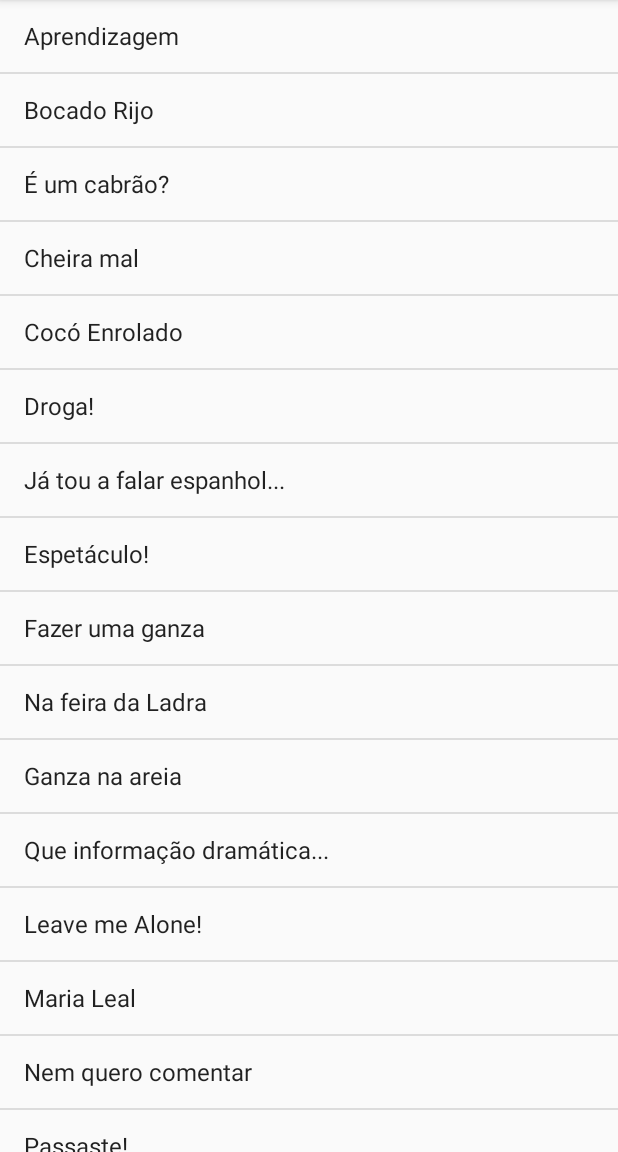
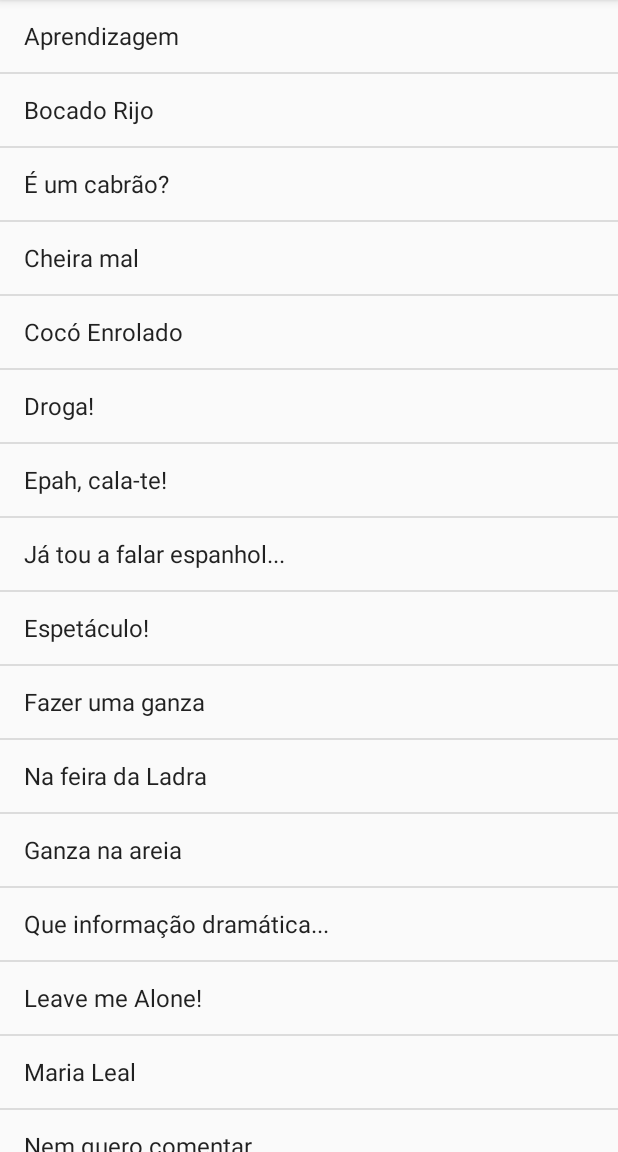
Before and after one commit to NunoMartins21/MemesTugas, an Android app: the screen it shows after launch (MainActivity), on a phone screen of 412 x 824 dp, the part 84-1236 px from its top. Run offline under Robolectric (Android 15) with nearby library versions, the phone set to English and light mode, and no system bars.

Commit message:
Adicionado som "Epah, cala-te!" Editado bundle dos Memes Adicionado botão de partilhar (partilha do link para a loja do Aptoide) Criação e tradução de strings (no ficheiro string.xml)

```diff
--- a/app/src/main/res/menu/menu_main.xml
+++ b/app/src/main/res/menu/menu_main.xml
@@ -6,4 +6,7 @@
         android:id="@+id/action_sobre"
         android:title="@string/action_sobre"
         app:actionLayout="@layout/switch_item" />
+    <item
+        android:id="@+id/action_share"
+        android:title="@string/action_share" />
 </menu>
--- a/app/src/main/res/values/strings.xml
+++ b/app/src/main/res/values/strings.xml
@@ -1,6 +1,9 @@
 <resources>
     <string name="app_name">Memes Tugas</string>
     <string name="action_sobre">Sobre</string>
+    <string name="action_share">Partilhar</string>
+    <string name="sharing">Partilhar via</string>
+    <string name="available_at">Disponível em</string>
     <string name="meme_name">Nome</string>
     <string name="exception_error">Erro Interno</string>
     <string name="version">Versão</string>
```
Also changed, not shown: app/src/main/java/com/numiitech/memestugas/MainActivity.java (+32 -2 lines), 3 other files.
